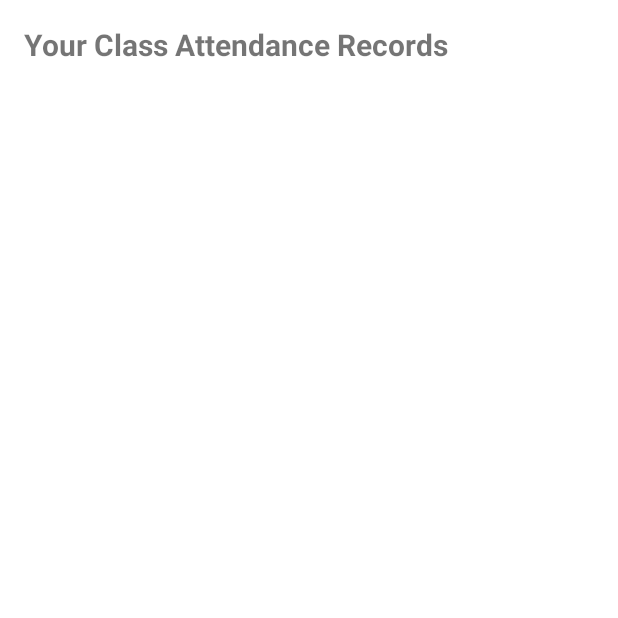
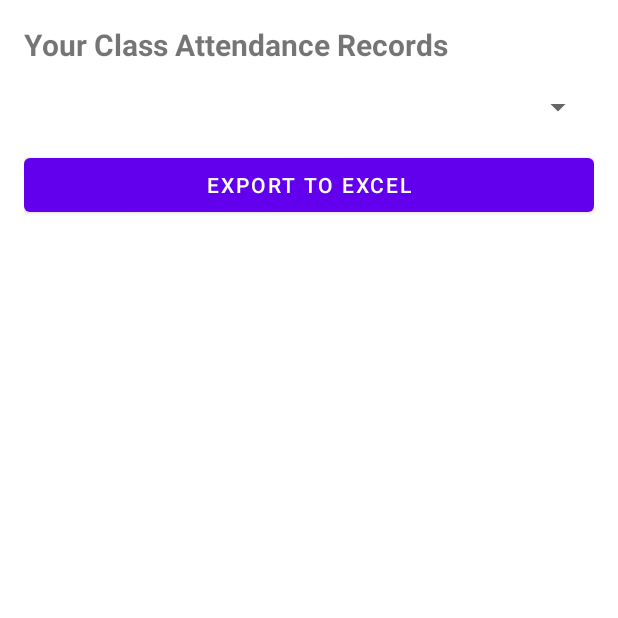
Before and after one commit to Melkzedk/QR-CODE-ATTENDANCE-SYSYTEM, an Android app built with Jetpack Compose: the ViewAttendanceActivity screen opened directly, with no data from a screen before it, on a phone screen of 412 x 824 dp, the top half of it. Run offline under Robolectric (Android 15) with nearby library versions, the phone set to English and light mode, and no system bars; our stand-ins replace Firebase (no records; nobody signed in at launch, a user with empty details on screens opened directly); libraries missing offline, so code that uses them is left out: org.apache.poi.

Commit message:
updated view attendance code

```diff
--- a/app/src/main/res/layout/activity_view_attendance.xml
+++ b/app/src/main/res/layout/activity_view_attendance.xml
@@ -13,10 +13,27 @@
         android:layout_width="wrap_content"
         android:layout_height="wrap_content" />
 
+    <!-- Spinner for Course Filter -->
+    <Spinner
+        android:id="@+id/courseFilterSpinner"
+        android:layout_width="match_parent"
+        android:layout_height="wrap_content"
+        android:layout_marginBottom="16dp" />
+
+    <!-- Export Button -->
+    <Button
+        android:id="@+id/exportBtn"
+        android:layout_width="match_parent"
+        android:layout_height="wrap_content"
+        android:text="Export to Excel"
+        android:layout_marginBottom="16dp" />
+
+    <!-- ListView for Attendance Data -->
     <ListView
         android:id="@+id/attendanceListView"
         android:layout_width="match_parent"
-        android:layout_height="match_parent"
+        android:layout_height="0dp"
+        android:layout_weight="1"
         android:divider="@android:color/darker_gray"
         android:dividerHeight="1dp" />
 </LinearLayout>
```
Also changed, not shown: app/src/main/java/com/example/finalyearproject/ViewAttendanceActivity.java (+114 -14 lines).
